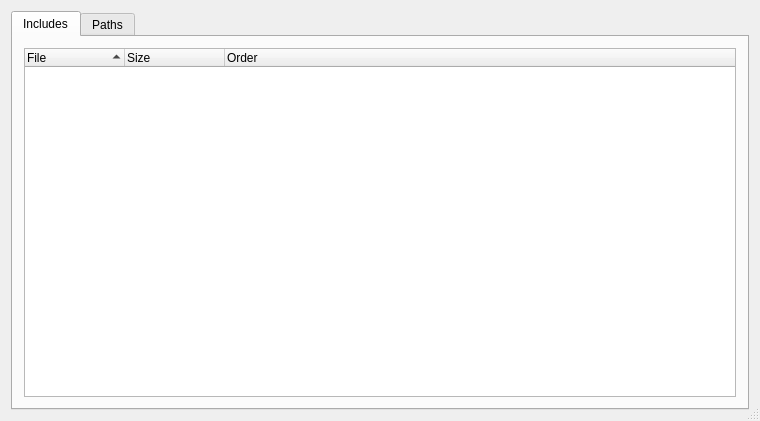
Above: forms/dialog.ui from cdglove/cpp-size before the change. Below: the same form after it.
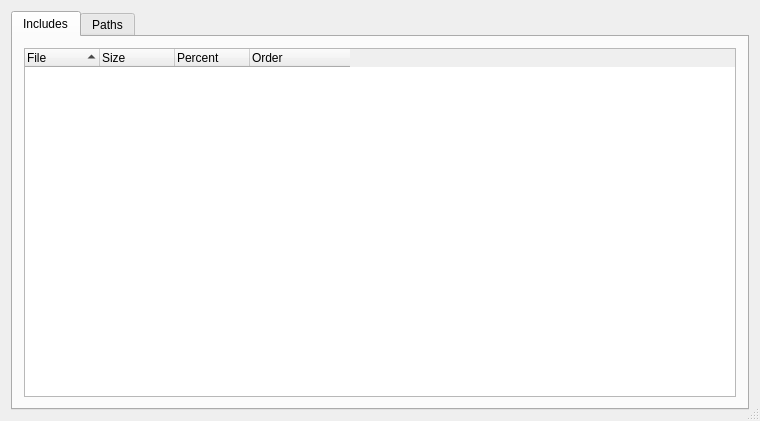
That is the form after the change.

Commit message: Add percentage column

The edit to the form file:
```diff
--- a/forms/dialog.ui
+++ b/forms/dialog.ui
@@ -35,6 +35,15 @@
          <property name="sortingEnabled">
           <bool>true</bool>
          </property>
+         <attribute name="headerCascadingSectionResizes">
+          <bool>false</bool>
+         </attribute>
+         <attribute name="headerDefaultSectionSize">
+          <number>75</number>
+         </attribute>
+         <attribute name="headerStretchLastSection">
+          <bool>false</bool>
+         </attribute>
          <column>
           <property name="text">
            <string>File</string>
@@ -44,11 +53,25 @@
           <property name="text">
            <string>Size</string>
           </property>
+          <property name="textAlignment">
+           <set>AlignVCenter</set>
+          </property>
+         </column>
+         <column>
+          <property name="text">
+           <string>Percent</string>
+          </property>
+          <property name="textAlignment">
+           <set>AlignVCenter</set>
+          </property>
          </column>
          <column>
           <property name="text">
            <string>Order</string>
           </property>
+          <property name="textAlignment">
+           <set>AlignVCenter</set>
+          </property>
          </column>
         </widget>
        </item>
```
Left out of the diff: 23 changed lines with no effect on the pictures. The commit also changes 2 other files.
